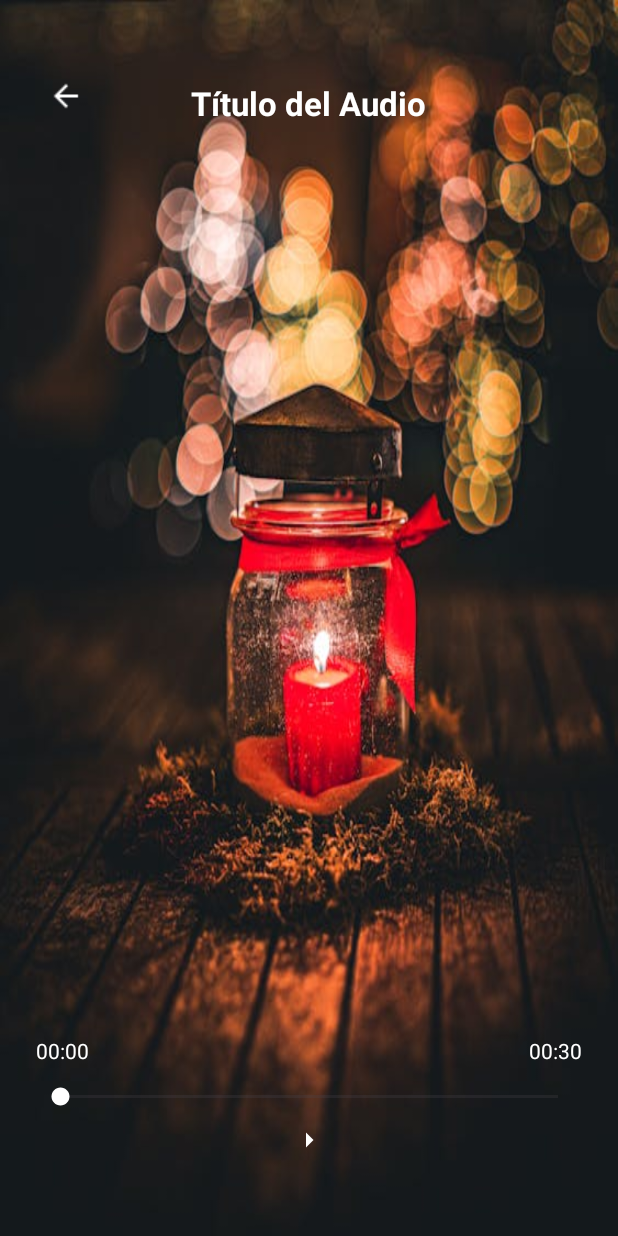
After one commit to JosephTocre/ProyectoAppsMov, an Android app: the activity_audio_medita screen opened directly, with no data from a screen before it, on a phone screen of 412 x 824 dp. The commit adds this screen. Run offline under Robolectric (Android 15) with nearby library versions, the phone set to English and light mode, and no system bars.

Commit message:
Agregando audio y video

```diff
--- a/app/src/main/AndroidManifest.xml
+++ b/app/src/main/AndroidManifest.xml
@@ -16,6 +16,12 @@
         android:roundIcon="@drawable/logoapps"
         android:supportsRtl="true"
         android:theme="@style/Theme.MyApplication8">
+        <activity
+            android:name=".activity_audio_medita"
+            android:exported="false" />
+        <activity
+            android:name=".activity_reproductor_video"
+            android:exported="false" />
         <activity
             android:name=".activity_sesiones"
             android:exported="false" />
--- /dev/null
+++ b/app/src/main/java/com/example/medita/activity_audio_medita.java
@@ -0,0 +1,111 @@
+package com.example.medita;
+
+import android.media.MediaPlayer;
+import android.os.Bundle;
+import android.os.Handler;
+import android.widget.ImageButton;
+import android.widget.SeekBar;
+import android.widget.TextView;
+
+import androidx.appcompat.app.AppCompatActivity;
+
+public class activity_audio_medita extends AppCompatActivity {
+
+    private MediaPlayer mediaPlayer;
+    private ImageButton btnPlayPause;
+    private SeekBar seekBar;
+    private TextView tvTiempoActual, tvTiempoTotal, tvTituloAudio;
+
+    private Handler handler = new Handler();
+    private Runnable updateSeekBar;
+
+    @Override
+    protected void onCreate(Bundle savedInstanceState) {
+        super.onCreate(savedInstanceState);
+        setContentView(R.layout.activity_audio_medita);
+
+        // Referencias UI
+        btnPlayPause = findViewById(R.id.btnPlayPause);
+        seekBar = findViewById(R.id.seekBarAudio);
+        tvTiempoActual = findViewById(R.id.tvTiempoActual);
+        tvTiempoTotal = findViewById(R.id.tvTiempoTotal);
+        tvTituloAudio = findViewById(R.id.tvTituloAudio);
+
+        // Recibir datos
+        int audioResId = getIntent().getIntExtra("audioResId", -1);
+        String titulo = getIntent().getStringExtra("tituloAudio");
+
+        if (titulo != null) {
+            tvTituloAudio.setText(titulo);
+        }
+
+        // Inicializar MediaPlayer
+        mediaPlayer = MediaPlayer.create(this, audioResId);
+        mediaPlayer.setOnPreparedListener(mp -> {
+            seekBar.setMax(mp.getDuration());
+            tvTiempoTotal.setText(formatoTiempo(mp.getDuration()));
+        });
+
+        // Botón Play/Pause
+        btnPlayPause.setOnClickListener(v -> {
+            if (mediaPlayer.isPlaying()) {
+                mediaPlayer.pause();
+                btnPlayPause.setImageResource(R.drawable.ic_play);
+            } else {
+                mediaPlayer.start();
+                btnPlayPause.setImageResource(R.drawable.ic_pause);
+                actualizarSeekBar();
+            }
+        });
+
+        // Mover SeekBar manualmente
+        seekBar.setOnSeekBarChangeListener(new SeekBar.OnSeekBarChangeListener() {
+            @Override
+            public void onProgressChanged(SeekBar seekBar, int progress, boolean fromUser) {
+                if (fromUser) {
+                    mediaPlayer.seekTo(progress);
+                    tvTiempoActual.setText(formatoTiempo(progress));
+                }
+            }
+
+            @Override public void onStartTrackingTouch(SeekBar seekBar) {}
+            @Override public void onStopTrackingTouch(SeekBar seekBar) {}
+        });
+
+        // Botón regresar
+        findViewById(R.id.btnRegresarAudio).setOnClickListener(v -> finish());
+    }
+
+    private void actualizarSeekBar() {
+        updateSeekBar = new Runnable() {
+            @Override
+            public void run() {
+                if (mediaPlayer != null && mediaPlayer.isPlaying()) {
+                    int pos = mediaPlayer.getCurrentPosition();
+                    seekBar.setProgress(pos);
+                    tvTiempoActual.setText(formatoTiempo(pos));
+                    handler.postDelayed(this, 500);
+                }
+            }
+        };
+        handler.post(updateSeekBar);
+    }
+
+    private String formatoTiempo(int ms) {
+        int segundos = ms / 1000;
+        int min = segundos / 60;
+        int seg = segundos % 60;
+        return String.format("%02d:%02d", min, seg);
+    }
+
+    @Override
+    protected void onDestroy() {
+        super.onDestroy();
+        if (mediaPlayer != null) {
+            if (mediaPlayer.isPlaying()) mediaPlayer.stop();
+            mediaPlayer.release();
+            mediaPlayer = null;
+        }
+        handler.removeCallbacks(updateSeekBar);
+    }
+}
--- /dev/null
+++ b/app/src/main/res/layout/activity_audio_medita.xml
@@ -0,0 +1,77 @@
+<?xml version="1.0" encoding="utf-8"?>
+<RelativeLayout xmlns:android="http://schemas.android.com/apk/res/android"
+    xmlns:app="http://schemas.android.com/apk/res-auto"
+    android:layout_width="match_parent"
+    android:layout_height="match_parent"
+    android:background="@drawable/fondoaudio"
+    android:padding="24dp">
+
+    <!-- BOTÓN REGRESAR -->
+    <ImageButton
+        android:id="@+id/btnRegresarAudio"
+        android:layout_width="40dp"
+        android:layout_height="40dp"
+        android:src="@drawable/ic_arrow_back"
+        android:background="@android:color/transparent"
+        android:layout_alignParentStart="true"
+        android:layout_marginTop="20dp"
+        app:tint="@color/white" />
+
+            <!-- TÍTULO DEL AUDIO -->
+        <TextView
+        android:id="@+id/tvTituloAudio"
+        android:layout_width="wrap_content"
+        android:layout_height="wrap_content"
+        android:text="Título del Audio"
+        android:textColor="#FFFFFF"
+        android:textSize="22sp"
+        android:textStyle="bold"
+        android:layout_centerHorizontal="true"
+        android:layout_marginTop="30dp" />
+
+            <!-- TIEMPO ACTUAL -->
+        <TextView
+        android:id="@+id/tvTiempoActual"
+        android:layout_width="wrap_content"
+        android:layout_height="wrap_content"
+        android:text="00:00"
+        android:textColor="#FFFFFF"
+        android:textSize="14sp"
+        android:layout_alignParentBottom="true"
+        android:layout_marginBottom="90dp"
+        android:layout_alignParentStart="true" />
+
+            <!-- TIEMPO TOTAL -->
+        <TextView
+        android:id="@+id/tvTiempoTotal"
+        android:layout_width="wrap_content"
+        android:layout_height="wrap_content"
+        android:text="00:00"
+        android:textColor="#FFFFFF"
+        android:textSize="14sp"
+        android:layout_alignParentBottom="true"
+        android:layout_marginBottom="90dp"
+        android:layout_alignParentEnd="true" />
+
+            <!-- BARRA DE PROGRESO -->
+        <SeekBar
+        android:id="@+id/seekBarAudio"
+        android:layout_width="match_parent"
+        android:layout_height="wrap_content"
+        android:layout_alignParentBottom="true"
+        android:layout_marginBottom="60dp"
+        android:progressTint="#FFFFFF"
+        android:thumbTint="#FFFFFF" />
+
+            <!-- BOTÓN PLAY/PAUSE -->
+        <ImageButton
+        android:id="@+id/btnPlayPause"
+        android:layout_width="80dp"
+        android:layout_height="80dp"
+        android:layout_alignParentBottom="true"
+        android:layout_centerHorizontal="true"
+        android:background="@android:color/transparent"
+        android:src="@drawable/ic_play"
+            app:tint="#FFFFFF" />
+
+    </RelativeLayout>
--- a/app/src/main/res/layout/activity_sesiones.xml
+++ b/app/src/main/res/layout/activity_sesiones.xml
@@ -69,6 +69,7 @@
                 android:layout_marginBottom="32dp">
 
                 <com.google.android.material.card.MaterialCardView
+                    android:id="@+id/videomedi1"
                     android:layout_width="match_parent"
                     android:layout_height="100dp"
                     android:layout_marginBottom="12dp"
@@ -137,6 +138,7 @@
                 </com.google.android.material.card.MaterialCardView>
 
                 <com.google.android.material.card.MaterialCardView
+                    android:id="@+id/videomedi2"
                     android:layout_width="match_parent"
                     android:layout_height="100dp"
                     android:layout_marginBottom="12dp"
@@ -221,6 +223,7 @@
                 android:orientation="vertical">
 
                 <com.google.android.material.card.MaterialCardView
+                    android:id="@+id/audio1"
                     android:layout_width="match_parent"
                     android:layout_height="80dp"
                     android:layout_marginBottom="12dp"
@@ -278,6 +281,7 @@
                 </com.google.android.material.card.MaterialCardView>
 
                 <com.google.android.material.card.MaterialCardView
+                    android:id="@+id/audio2"
                     android:layout_width="match_parent"
                     android:layout_height="80dp"
                     android:layout_marginBottom="12dp"
```
Also changed, not shown: app/src/main/java/com/example/medita/activity_reproductor_video.java (added, +76 -0 lines), app/src/main/java/com/example/medita/activity_sesiones.java (+40 -0 lines), app/src/main/res/layout/activity_reproductor_video.xml (added, +64 -0 lines), app/src/main/res/drawable/fondoaudio.png (added), app/src/main/res/drawable/fondomeditar.png (added), 4 other files.
